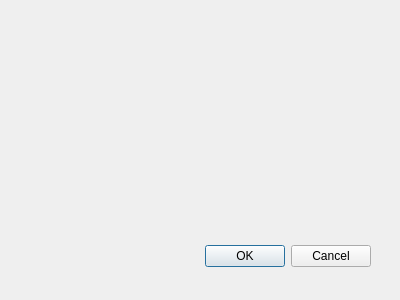
Above: pyqgis_plugin_dialog_base.ui from RomainTH2002/Plugin_TP_QGIS before the change. Below: the same form after it.
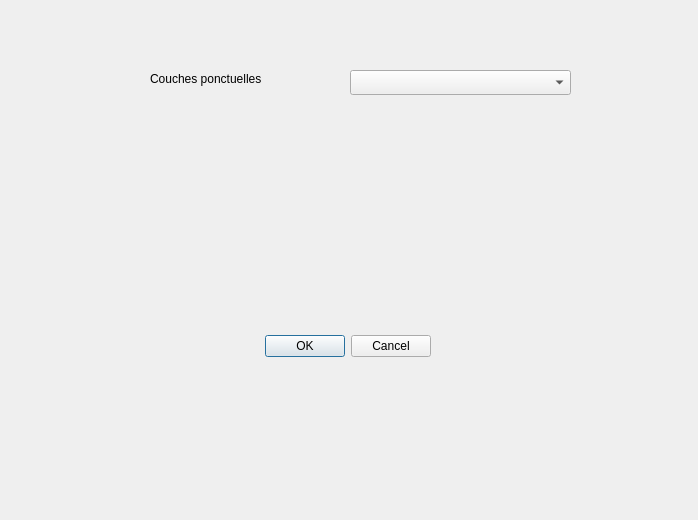
That is the form after the change.

What changed in the file:
```diff
--- a/pyqgis_plugin_dialog_base.ui
+++ b/pyqgis_plugin_dialog_base.ui
@@ -1,22 +1,22 @@
 <ui version="4.0" >
  <class>MonPyqgisDialogBase</class>
- <widget class="QDialog" name="MonPyqgisDialogBase" >
-  <property name="geometry" >
+ <widget class="QDialog" name="MonPyqgisDialogBase">
+  <property name="geometry">
    <rect>
     <x>0</x>
     <y>0</y>
-    <width>400</width>
-    <height>300</height>
+    <width>698</width>
+    <height>520</height>
    </rect>
   </property>
   <property name="windowTitle" >
    <string>Plugin Sympa</string>
   </property>
-  <widget class="QDialogButtonBox" name="button_box" >
-   <property name="geometry" >
+  <widget class="QDialogButtonBox" name="button_box">
+   <property name="geometry">
     <rect>
-     <x>30</x>
-     <y>240</y>
+     <x>90</x>
+     <y>330</y>
      <width>341</width>
      <height>32</height>
     </rect>
@@ -28,6 +28,29 @@
     <set>QDialogButtonBox::Cancel|QDialogButtonBox::Ok</set>
    </property>
   </widget>
+  <widget class="QComboBox" name="liste_c_points">
+   <property name="geometry">
+    <rect>
+     <x>350</x>
+     <y>70</y>
+     <width>221</width>
+     <height>25</height>
+    </rect>
+   </property>
+  </widget>
+  <widget class="QLabel" name="label">
+   <property name="geometry">
+    <rect>
+     <x>150</x>
+     <y>70</y>
+     <width>161</width>
+     <height>17</height>
+    </rect>
+   </property>
+   <property name="text">
+    <string>Couches ponctuelles</string>
+   </property>
+  </widget>
  </widget>
  <resources/>
  <connections>
```
Left out of the diff: 33 changed lines with no effect on the pictures.
